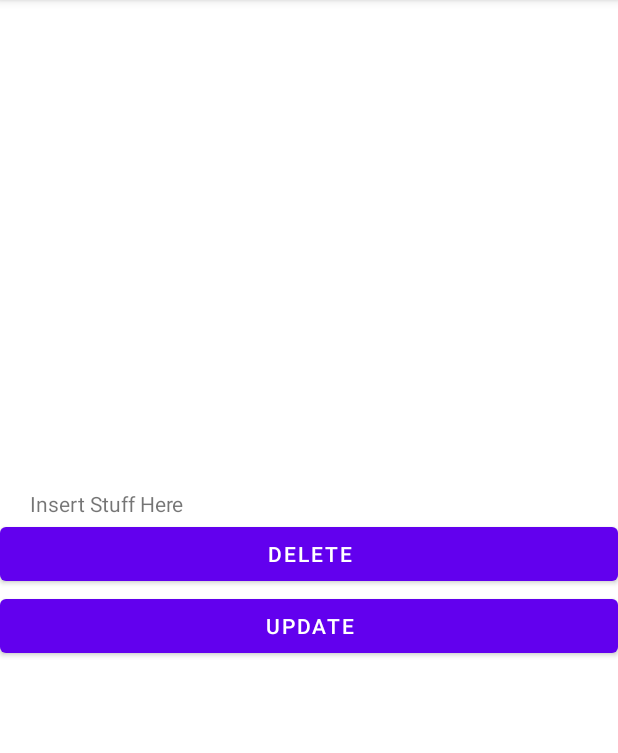
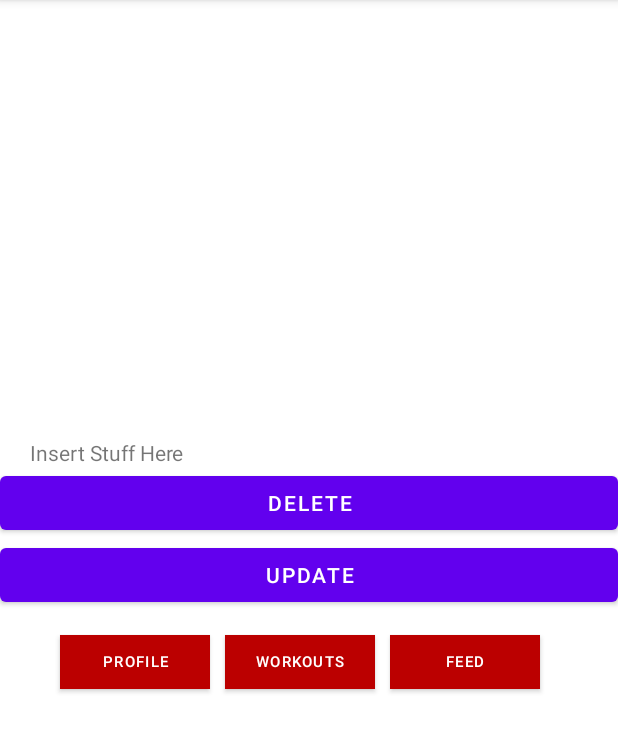
Before and after one commit to AlexEchanove/Flex, an Android app: the MainActivity screen opened directly, with no data from a screen before it, on a phone screen of 412 x 824 dp, the part 84-837 px from its top. Run offline under Robolectric (Android 15) with nearby library versions, the phone set to English and light mode, and no system bars; our stand-ins replace Firebase (no records; nobody signed in at launch, a user with empty details on screens opened directly); 4 statements that could not run were skipped.

Commit message:
Added Nav Dock

```diff
--- a/app/src/main/java/com/example/flex/SignUp.java
+++ b/app/src/main/java/com/example/flex/SignUp.java
@@ -3,6 +3,7 @@ package com.example.flex;
 import androidx.annotation.NonNull;
 import androidx.appcompat.app.AppCompatActivity;
 
+import android.content.Intent;
 import android.os.Bundle;
 import android.view.View;
 import android.widget.Button;
@@ -76,6 +77,13 @@ public class SignUp extends AppCompatActivity {
 
             }
         });
+        exitBtn.setOnClickListener(new View.OnClickListener() {
+
+            @Override
+            public void onClick(View view) {
+                startActivity(new Intent(SignUp.this, Login.class));
+            }
+        });
     }
 
 }
--- a/app/src/main/res/layout-12key/activity_workout.xml
+++ b/app/src/main/res/layout-12key/activity_workout.xml
@@ -134,6 +134,6 @@
             </LinearLayout>
 
         </LinearLayout>
+
     </androidx.cardview.widget.CardView>
-
 </LinearLayout>
--- a/app/src/main/res/layout/activity_main.xml
+++ b/app/src/main/res/layout/activity_main.xml
@@ -30,4 +30,47 @@
         android:layout_width="match_parent"
         android:layout_height="wrap_content"
         android:text="Update" />
+
+    <LinearLayout
+        android:layout_width="match_parent"
+        android:layout_height="wrap_content"
+        android:orientation="horizontal"
+        android:paddingVertical="10dp">
+
+
+        <Button
+            android:id="@+id/profileNav"
+            android:layout_width="100dp"
+            android:layout_height="wrap_content"
+            android:layout_marginTop="0dp"
+            android:backgroundTint="@color/scarlet"
+            android:layout_marginStart="40dp"
+            android:text="Profile"
+            android:textSize="10sp"
+            app:cornerRadius="0dp" />
+
+
+        <Button
+            android:id="@+id/workoutNav"
+            android:layout_width="100dp"
+            android:layout_height="wrap_content"
+            android:layout_marginTop="0dp"
+            android:backgroundTint="@color/scarlet"
+            android:layout_marginLeft="10dp"
+            android:text="Workouts"
+            android:textSize="10sp"
+            app:cornerRadius="0dp" />
+
+        <Button
+            android:id="@+id/feedNav"
+            android:layout_width="100dp"
+            android:layout_height="wrap_content"
+            android:layout_marginTop="0dp"
+            android:backgroundTint="@color/scarlet"
+            android:layout_marginLeft="10dp"
+            android:text="Feed"
+            android:textSize="10sp"
+            app:cornerRadius="0dp" />
+    </LinearLayout>
+
 </LinearLayout>
```
